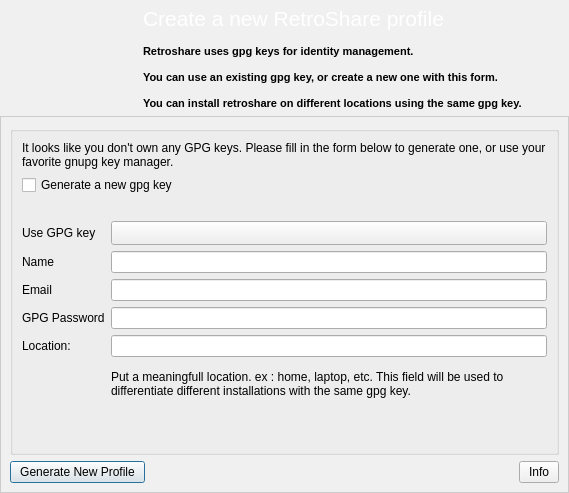
Before: the Qt Designer form retroshare-gui/src/gui/GenCertDialog.ui in RetroShare/RetroShare, drawn with Qt 5.
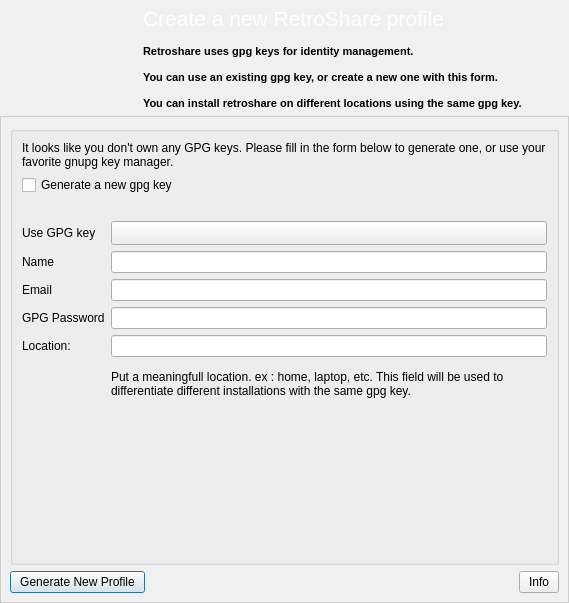
After: the same form once the commit is applied. Icons and pictures are not drawn.

Commit message: improved readability of cert generation dialog. Added tooltips, information, and wait cursor

The edit to the form file:
```diff
--- a/retroshare-gui/src/gui/GenCertDialog.ui
+++ b/retroshare-gui/src/gui/GenCertDialog.ui
@@ -7,7 +7,7 @@
     <x>0</x>
     <y>0</y>
     <width>569</width>
-    <height>493</height>
+    <height>603</height>
    </rect>
   </property>
   <property name="sizePolicy">
```
Left out of the diff: 17 changed lines with no effect on the pictures. The commit also changes 1 other file.
